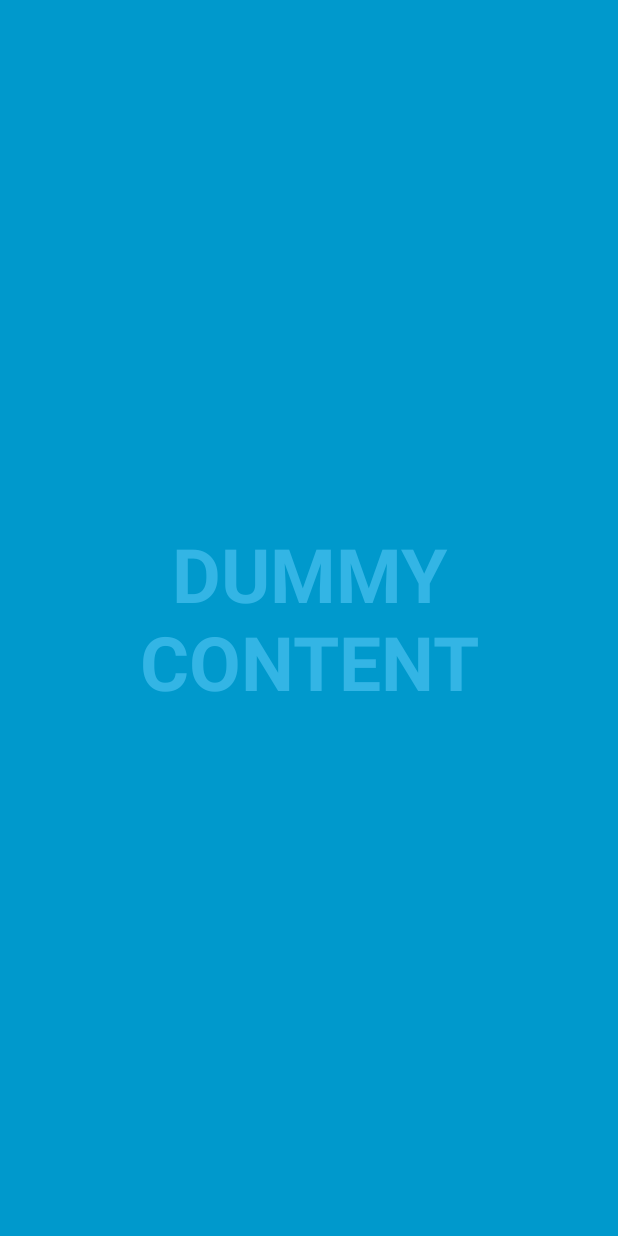
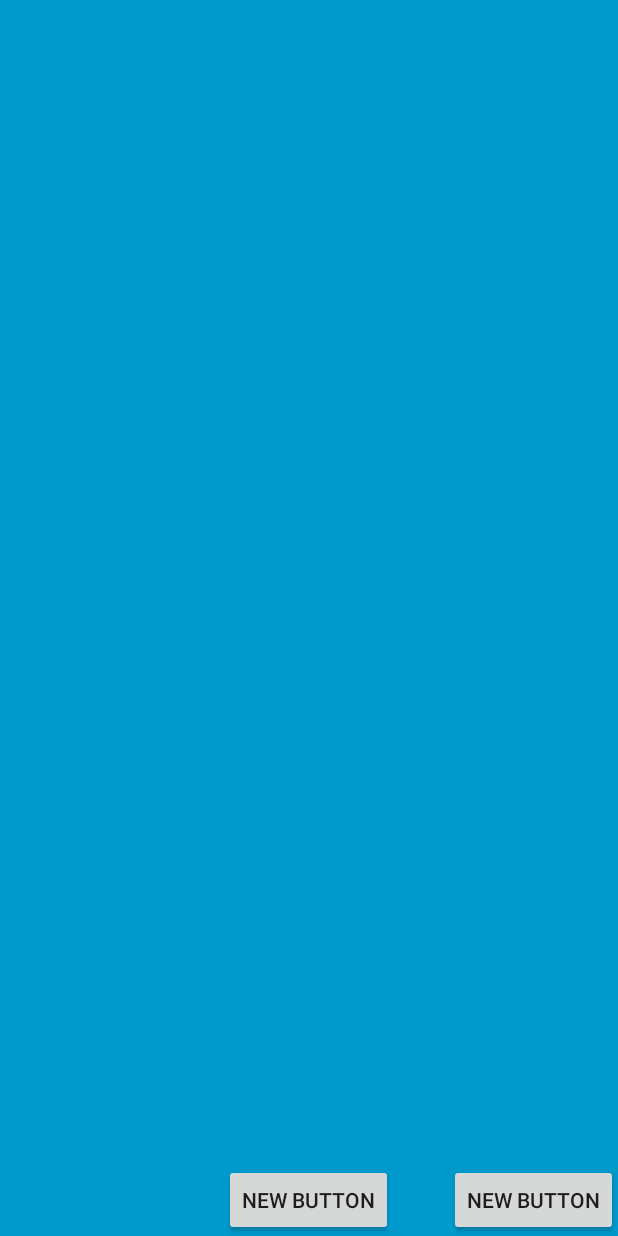
Before and after one commit to JasiuHimself/djddev, an Android app: the UserMainActivity screen opened directly, with no data from a screen before it, on a phone screen of 412 x 824 dp. Run offline under Robolectric (Android 15) with nearby library versions, the phone set to English and light mode, and no system bars.

Commit message:
boczne menu ogarnięte, gotowe do wypełnienia

```diff
--- a/android/SmartbandApp/app/src/main/java/dawidperdek/djddev/smartbandapp/UserMainActivity.java
+++ b/android/SmartbandApp/app/src/main/java/dawidperdek/djddev/smartbandapp/UserMainActivity.java
@@ -7,6 +7,7 @@ import android.os.Bundle;
 import android.os.Handler;
 import android.view.MotionEvent;
 import android.view.View;
+import android.widget.Toast;
 
 /**
  * An example full-screen activity that shows and hides the system UI (i.e.
@@ -42,22 +43,22 @@ public class UserMainActivity extends AppCompatActivity {
         setContentView(R.layout.activity_user_main);
 
         mVisible = true;
-        mControlsView = findViewById(R.id.fullscreen_content_controls);
-        mContentView = findViewById(R.id.fullscreen_content);
+        mControlsView = findViewById(R.id.drawerPane);
+        mContentView = findViewById(R.id.fullscreenwithdrawer);
 
 
         // Set up the user interaction to manually show or hide the system UI.
         mContentView.setOnClickListener(new View.OnClickListener() {
             @Override
             public void onClick(View view) {
-                toggle();
+                Toast.makeText(getApplicationContext(), "Click!", Toast.LENGTH_SHORT).show();
             }
         });
 
         // Upon interacting with UI controls, delay any scheduled hide()
         // operations to prevent the jarring behavior of controls going away
         // while interacting with the UI.
-        findViewById(R.id.dummy_button).setOnTouchListener(mDelayHideTouchListener);
+//        findViewById(R.id.dummy_button).setOnTouchListener(mDelayHideTouchListener);
     }
 
     @Override
@@ -105,6 +106,21 @@ public class UserMainActivity extends AppCompatActivity {
         // Schedule a runnable to remove the status and navigation bar after a delay
         mHideHandler.removeCallbacks(mShowPart2Runnable);
         mHideHandler.postDelayed(mHidePart2Runnable, UI_ANIMATION_DELAY);
+    }
+
+    public void show(View view) {
+        mControlsView.setVisibility(View.VISIBLE);
+        mVisible = true;
+    }
+
+    public void toggle(View view) {
+        if (mVisible) {
+            mControlsView.setVisibility(View.GONE);
+        }
+        else {
+            mControlsView.setVisibility(View.VISIBLE);
+        }
+        mVisible = !mVisible;
     }
 
     private final Runnable mHidePart2Runnable = new Runnable() {
--- a/android/SmartbandApp/app/src/main/res/layout/activity_user_main.xml
+++ b/android/SmartbandApp/app/src/main/res/layout/activity_user_main.xml
@@ -3,44 +3,83 @@
     android:layout_width="match_parent"
     android:layout_height="match_parent"
     android:background="#0099cc"
+    android:id="@+id/fullscreenwithdrawer"
     tools:context="dawidperdek.djddev.smartbandapp.UserMainActivity">
 
-    <!-- The primary full-screen view. This can be replaced with whatever view
-         is needed to present your content, e.g. VideoView, SurfaceView,
-         TextureView, etc. -->
-    <TextView android:id="@+id/fullscreen_content"
+    <RelativeLayout
+        android:id="@+id/mainContent"
         android:layout_width="match_parent"
-        android:layout_height="match_parent"
-        android:keepScreenOn="true"
-        android:textColor="#33b5e5"
-        android:textStyle="bold"
-        android:textSize="50sp"
-        android:gravity="center"
-        android:text="@string/dummy_content" />
+        android:layout_height="match_parent" >
 
-    <!-- This FrameLayout insets its children based on system windows using
-         android:fitsSystemWindows. -->
-    <FrameLayout android:layout_width="match_parent"
-        android:layout_height="match_parent"
-        android:fitsSystemWindows="true">
+        <Button
+            android:layout_width="wrap_content"
+            android:layout_height="wrap_content"
+            android:text="New Button"
+            android:id="@+id/button"
+            android:layout_alignParentBottom="true"
+            android:layout_centerHorizontal="true"
+            android:onClick="show" />
 
-        <LinearLayout android:id="@+id/fullscreen_content_controls"
-            style="?metaButtonBarStyle"
-            android:layout_width="match_parent"
+        <Button
+            android:layout_width="wrap_content"
             android:layout_height="wrap_content"
-            android:layout_gravity="bottom|center_horizontal"
-            android:background="@color/black_overlay"
-            android:orientation="horizontal"
-            tools:ignore="UselessParent">
+            android:text="New Button"
+            android:id="@+id/button2"
+            android:layout_alignParentBottom="true"
+            android:layout_alignParentEnd="true"
+            android:onClick="toggle" />
+    </RelativeLayout>
 
-            <Button android:id="@+id/dummy_button"
-                style="?metaButtonBarButtonStyle"
-                android:layout_width="0dp"
-                android:layout_height="wrap_content"
-                android:layout_weight="1"
-                android:text="@string/dummy_button" />
+        <RelativeLayout
+            android:id="@+id/drawerPane"
+            android:layout_width="280dp"
+            android:layout_height="match_parent"
+            android:layout_gravity="start"
+            android:background="@color/material_deep_teal_200">
 
-        </LinearLayout>
-    </FrameLayout>
+            <RelativeLayout
+                android:id="@+id/profileBox"
+                android:layout_width="match_parent"
+                android:layout_height="100dp"
+                android:background="@color/material_blue_grey_800"
+                android:padding="8dp">
+
+                <ImageView
+                    android:id="@+id/avatar"
+                    android:layout_width="50dp"
+                    android:layout_height="50dp"
+                    android:layout_marginTop="15dp"
+                    android:src="@mipmap/ic_launcher" />
+
+                <LinearLayout
+                    android:layout_width="wrap_content"
+                    android:layout_height="42dp"
+                    android:layout_centerVertical="true"
+                    android:layout_marginLeft="15dp"
+                    android:layout_toRightOf="@+id/avatar"
+                    android:orientation="vertical">
+
+                    <TextView
+                        android:id="@+id/userName"
+                        android:layout_width="wrap_content"
+                        android:layout_height="wrap_content"
+                        android:text="Dawidek"
+                        android:textColor="#fff"
+                        android:textSize="16sp"
+                        android:textStyle="bold" />
+
+                    <TextView
+                        android:id="@+id/desc"
+                        android:layout_width="wrap_content"
+                        android:layout_height="wrap_content"
+                        android:layout_gravity="bottom"
+                        android:layout_marginTop="4dp"
+                        android:text="View Profile"
+                        android:textColor="#fff"
+                        android:textSize="12sp" />
+                </LinearLayout>
+            </RelativeLayout>
+
+        </RelativeLayout>
 
 </FrameLayout>
--- a/android/SmartbandApp/app/src/main/res/values/strings.xml
+++ b/android/SmartbandApp/app/src/main/res/values/strings.xml
@@ -4,7 +4,7 @@
     <string name="login_label">Login:</string>
     <string name="password_label">Password:</string>
     <string name="user_login_button">Let me in!</string>
-    <string name="djddev">DJD DEVELOPMENT</string>
+    <string name="djddev">DJD IMPROVEMENT</string>
     <string name="djddev_authors">D. Perdek, J. Chodorowski, D. Śliwa</string>
     <string name="forgot_password"><u>Forgot your password?</u></string>
     <string name="register"><u>Want to register?</u></string>
```
